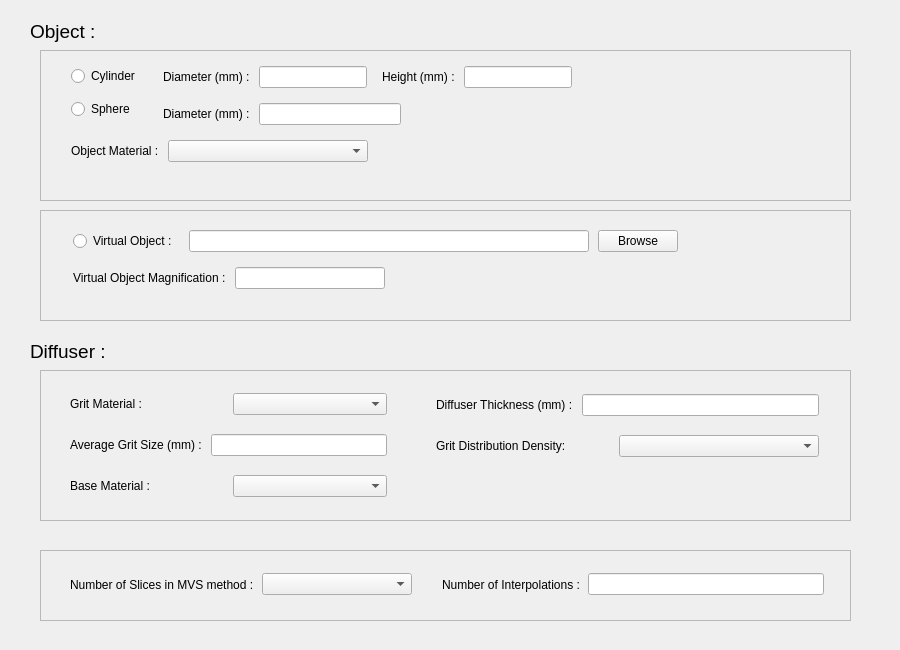
Above: DiffuserAndObject.ui from SomayehSaghamanesh/SBIsim before the change. Below: the same form after it.
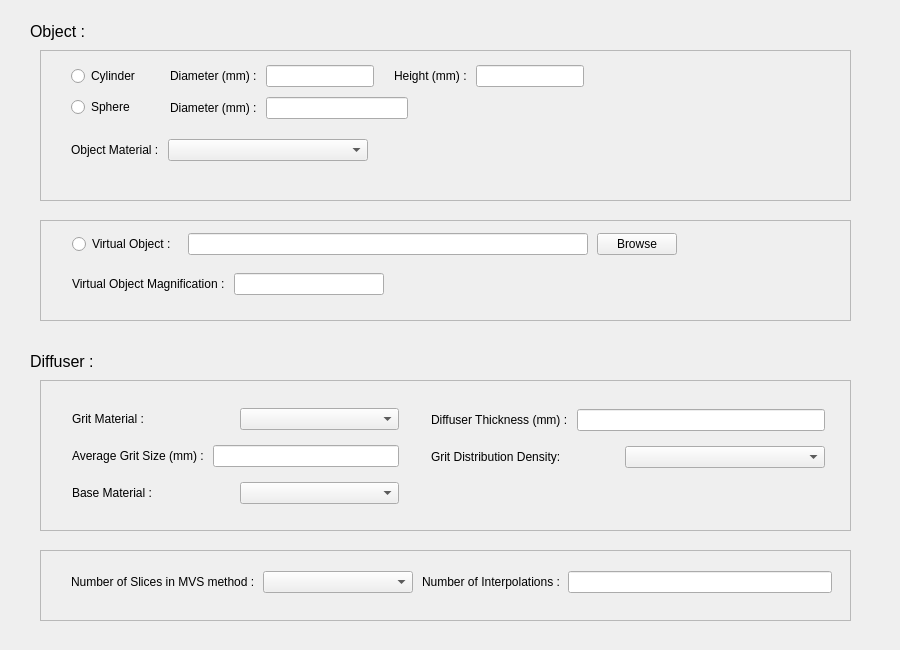
That is the form after the change.

```diff
--- a/DiffuserAndObject.ui
+++ b/DiffuserAndObject.ui
@@ -28,6 +28,9 @@
   <property name="toolTip">
    <string>Number of interpolations in MVS (normally between 1 to 10)</string>
   </property>
+  <property name="styleSheet">
+   <string notr="true">font: 12pt &quot;Ubuntu&quot;;</string>
+  </property>
   <widget class="QLabel" name="label_9">
    <property name="geometry">
     <rect>
@@ -60,24 +63,24 @@
     <property name="geometry">
      <rect>
       <x>31</x>
-      <y>16</y>
-      <width>647</width>
-      <height>119</height>
+      <y>15</y>
+      <width>679</width>
+      <height>122</height>
      </rect>
     </property>
-    <layout class="QFormLayout" name="formLayout_4">
+    <layout class="QFormLayout" name="formLayout_2">
      <property name="verticalSpacing">
-      <number>15</number>
+      <number>20</number>
      </property>
      <item row="0" column="0">
-      <layout class="QFormLayout" name="formLayout_3">
-       <property name="horizontalSpacing">
-        <number>23</number>
+      <layout class="QHBoxLayout" name="horizontalLayout_15">
+       <property name="spacing">
+        <number>30</number>
        </property>
-       <item row="0" column="0">
+       <item>
         <layout class="QVBoxLayout" name="verticalLayout">
          <property name="spacing">
-          <number>13</number>
+          <number>10</number>
          </property>
          <item>
           <widget class="QRadioButton" name="radioButton_Cylinder">
@@ -95,17 +98,17 @@
          </item>
         </layout>
        </item>
-       <item row="0" column="1">
-        <layout class="QFormLayout" name="formLayout_2">
+       <item>
+        <layout class="QFormLayout" name="formLayout">
          <property name="verticalSpacing">
-          <number>15</number>
+          <number>10</number>
          </property>
          <item row="0" column="0">
-          <layout class="QFormLayout" name="formLayout">
-           <property name="horizontalSpacing">
-            <number>15</number>
+          <layout class="QHBoxLayout" name="horizontalLayout_7">
+           <property name="spacing">
+            <number>20</number>
            </property>
-           <item row="0" column="0">
+           <item>
             <layout class="QHBoxLayout" name="horizontalLayout">
              <property name="spacing">
               <number>9</number>
@@ -122,7 +125,7 @@
              </item>
             </layout>
            </item>
-           <item row="0" column="1">
+           <item>
             <layout class="QHBoxLayout" name="horizontalLayout_2">
              <property name="spacing">
               <number>9</number>
@@ -146,9 +149,6 @@
            <property name="spacing">
             <number>9</number>
            </property>
-           <property name="sizeConstraint">
-            <enum>QLayout::SetFixedSize</enum>
-           </property>
            <item>
             <widget class="QLabel" name="label_SDiameter">
              <property name="text">
@@ -215,9 +215,9 @@
    <property name="geometry">
     <rect>
      <x>40</x>
-     <y>210</y>
+     <y>220</y>
      <width>811</width>
-     <height>111</height>
+     <height>101</height>
     </rect>
    </property>
    <property name="frameShape">
@@ -229,15 +229,15 @@
    <widget class="QWidget" name="layoutWidget">
     <property name="geometry">
      <rect>
-      <x>33</x>
-      <y>20</y>
-      <width>731</width>
-      <height>71</height>
+      <x>32</x>
+      <y>13</y>
+      <width>701</width>
+      <height>76</height>
      </rect>
     </property>
-    <layout class="QFormLayout" name="formLayout_5">
+    <layout class="QFormLayout" name="formLayout_3">
      <property name="verticalSpacing">
-      <number>15</number>
+      <number>18</number>
      </property>
      <item row="0" column="0">
       <layout class="QHBoxLayout" name="horizontalLayout_4">
@@ -307,7 +307,7 @@
    <property name="geometry">
     <rect>
      <x>40</x>
-     <y>370</y>
+     <y>380</y>
      <width>811</width>
      <height>151</height>
     </rect>
@@ -321,15 +321,15 @@
    <widget class="QWidget" name="layoutWidget">
     <property name="geometry">
      <rect>
-      <x>30</x>
-      <y>19</y>
-      <width>317</width>
-      <height>113</height>
+      <x>32</x>
+      <y>23</y>
+      <width>327</width>
+      <height>106</height>
      </rect>
     </property>
     <layout class="QVBoxLayout" name="verticalLayout_2">
      <property name="spacing">
-      <number>15</number>
+      <number>10</number>
      </property>
      <item>
       <layout class="QHBoxLayout" name="horizontalLayout_11">
@@ -408,15 +408,15 @@
    <widget class="QWidget" name="layoutWidget">
     <property name="geometry">
      <rect>
-      <x>396</x>
-      <y>20</y>
-      <width>383</width>
-      <height>71</height>
+      <x>391</x>
+      <y>24</y>
+      <width>394</width>
+      <height>70</height>
      </rect>
     </property>
     <layout class="QVBoxLayout" name="verticalLayout_3">
      <property name="spacing">
-      <number>15</number>
+      <number>10</number>
      </property>
      <item>
       <layout class="QHBoxLayout" name="horizontalLayout_13">
@@ -487,17 +487,17 @@
    <widget class="QWidget" name="layoutWidget">
     <property name="geometry">
      <rect>
-      <x>30</x>
-      <y>20</y>
-      <width>754</width>
-      <height>29</height>
+      <x>31</x>
+      <y>21</y>
+      <width>761</width>
+      <height>30</height>
      </rect>
     </property>
-    <layout class="QHBoxLayout" name="horizontalLayout_7">
-     <property name="spacing">
-      <number>30</number>
+    <layout class="QFormLayout" name="formLayout_4">
+     <property name="horizontalSpacing">
+      <number>9</number>
      </property>
-     <item>
+     <item row="0" column="0">
       <layout class="QHBoxLayout" name="horizontalLayout_9">
        <property name="spacing">
         <number>8</number>
@@ -521,7 +521,7 @@
        </item>
       </layout>
      </item>
-     <item>
+     <item row="0" column="1">
       <layout class="QHBoxLayout" name="horizontalLayout_10">
        <property name="spacing">
         <number>8</number>
@@ -562,7 +562,10 @@
    </property>
    <property name="font">
     <font>
-     <pointsize>14</pointsize>
+     <family>Ubuntu</family>
+     <pointsize>12</pointsize>
+     <italic>false</italic>
+     <bold>false</bold>
     </font>
    </property>
    <property name="text">
@@ -573,14 +576,17 @@
    <property name="geometry">
     <rect>
      <x>30</x>
-     <y>340</y>
+     <y>350</y>
      <width>80</width>
      <height>22</height>
     </rect>
    </property>
    <property name="font">
     <font>
-     <pointsize>14</pointsize>
+     <family>Ubuntu</family>
+     <pointsize>12</pointsize>
+     <italic>false</italic>
+     <bold>false</bold>
     </font>
    </property>
    <property name="text">
```
Left out of the diff: 33 changed lines with no effect on the pictures.
